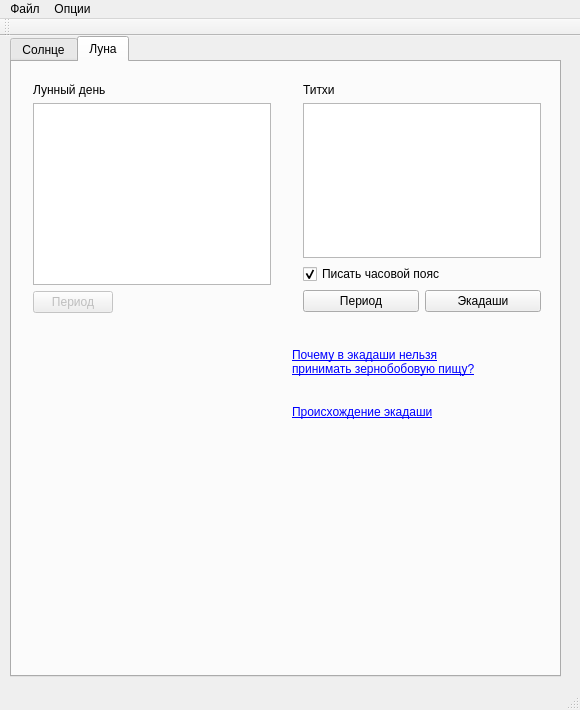
Before: the Qt Designer form mainwindow.ui in serg-lar/sun-moon-time, drawn with Qt 5.
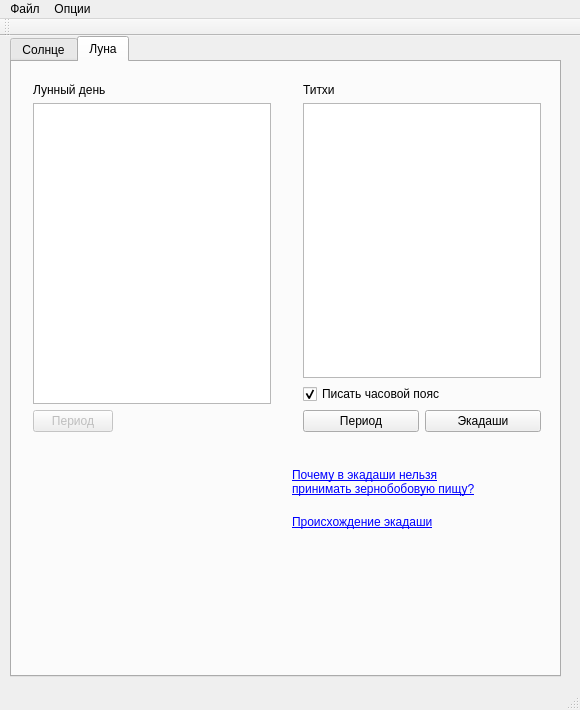
After: the same form once the commit is applied. The open tabs and pages were chosen to show the change. Icons and pictures are not drawn.

What changed in the file:
```diff
--- a/mainwindow.ui
+++ b/mainwindow.ui
@@ -484,7 +484,7 @@
         <x>280</x>
         <y>10</y>
         <width>260</width>
-        <height>251</height>
+        <height>371</height>
        </rect>
       </property>
       <layout class="QVBoxLayout" name="verticalLayout_10">
@@ -546,7 +546,7 @@
         <x>10</x>
         <y>10</y>
         <width>260</width>
-        <height>252</height>
+        <height>371</height>
        </rect>
       </property>
       <layout class="QVBoxLayout" name="verticalLayout_12">
@@ -594,7 +594,7 @@
       <property name="geometry">
        <rect>
         <x>280</x>
-        <y>280</y>
+        <y>400</y>
         <width>235</width>
         <height>41</height>
        </rect>
@@ -610,7 +610,7 @@
       <property name="geometry">
        <rect>
         <x>280</x>
-        <y>340</y>
+        <y>450</y>
         <width>181</width>
         <height>21</height>
        </rect>
```
